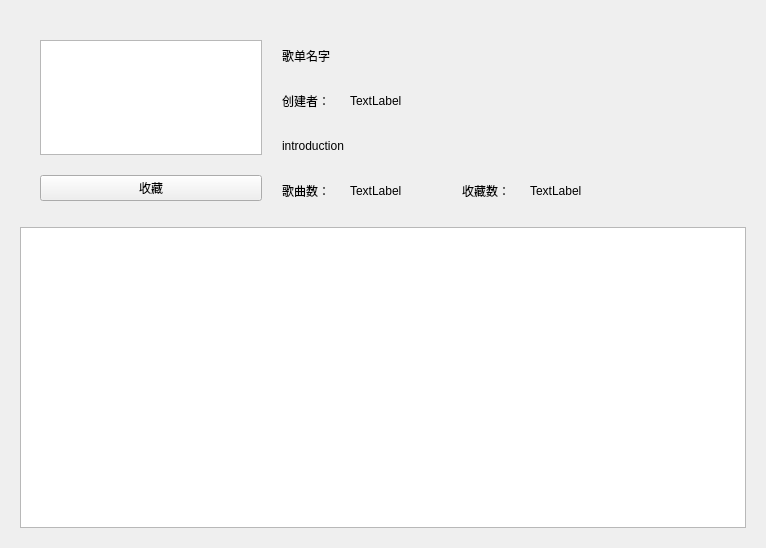
Before: the Qt Designer form gui/Playlist.ui in zyzzzasdhjk/database_project, drawn with Qt 5.
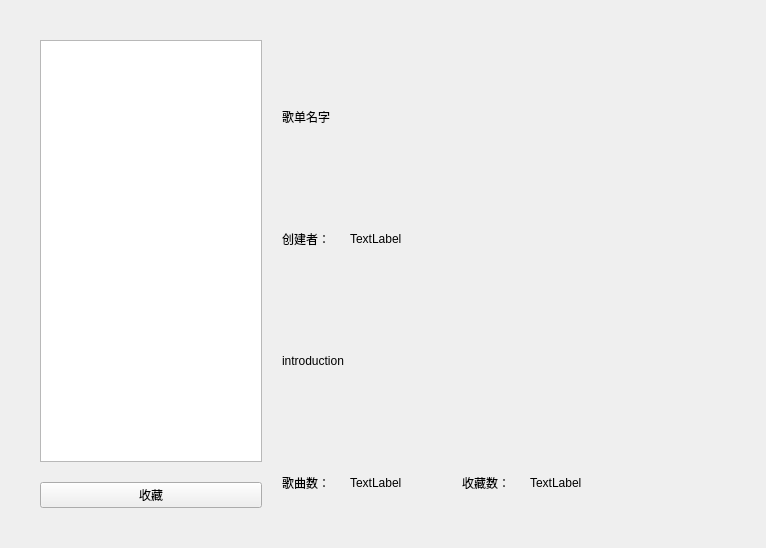
After: the same form once the commit is applied.

Commit message: 11.21 向歌单界面添加了按钮以及传入列表事件

```diff
--- a/gui/Playlist.ui
+++ b/gui/Playlist.ui
@@ -225,15 +225,7 @@
        </layout>
       </item>
       <item>
-       <layout class="QHBoxLayout" name="horizontalLayout_4">
-        <item>
-         <widget class="QTableView" name="PlaylistMusicListTableView">
-          <property name="sizeAdjustPolicy">
-           <enum>QAbstractScrollArea::AdjustToContentsOnFirstShow</enum>
-          </property>
-         </widget>
-        </item>
-       </layout>
+       <layout class="QVBoxLayout" name="PlaylistDownLayout"/>
       </item>
      </layout>
     </widget>
```
The commit also changes 4 other files.
